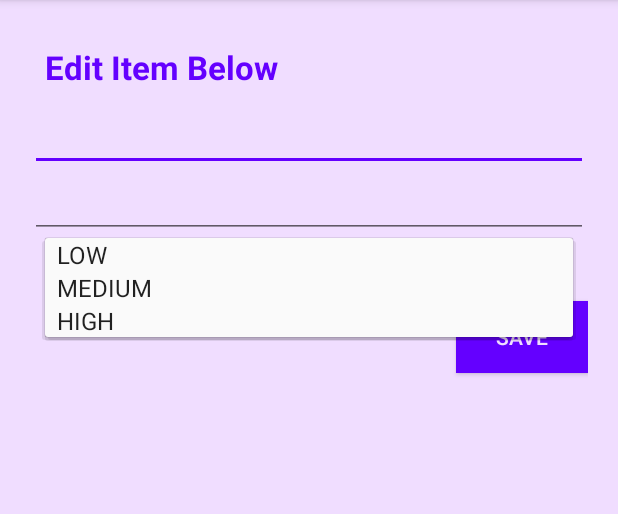
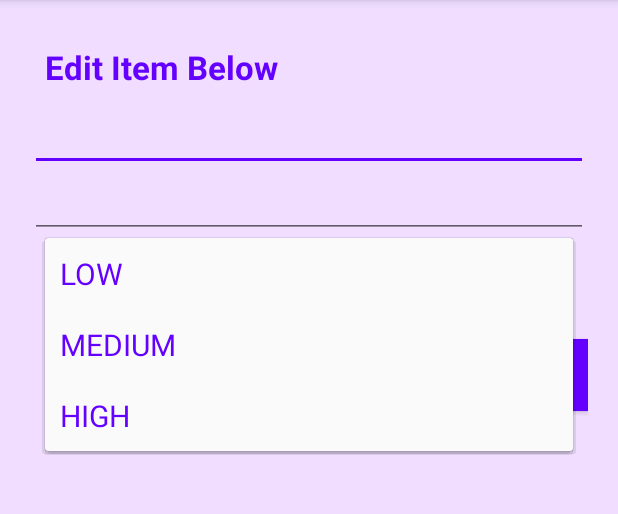
Before and after one commit to nemethjulia/ToDoApp, an Android app: the EditItemActivity screen opened directly, with no data from a screen before it, after a tap on "LOW", on a phone screen of 412 x 824 dp, the part 84-598 px from its top. Run offline under Robolectric (Android 15) with nearby library versions, the phone set to English and light mode, and no system bars.

Commit message:
Iproving the design of the Spinner

```diff
--- a/app/src/main/java/com/seya/todoapp/EditItemActivity.java
+++ b/app/src/main/java/com/seya/todoapp/EditItemActivity.java
@@ -6,7 +6,6 @@ import android.support.v4.app.FragmentManager;
 import android.support.v7.app.AppCompatActivity;
 import android.os.Bundle;
 import android.view.View;
-import android.widget.ArrayAdapter;
 import android.widget.DatePicker;
 import android.widget.EditText;
 import android.widget.Spinner;
@@ -17,6 +16,7 @@ import com.seya.todoapp.data.ToDo;
 
 import java.text.DateFormat;
 import java.text.ParseException;
+import java.util.Arrays;
 import java.util.Calendar;
 import java.util.Date;
 
@@ -93,7 +93,7 @@ public class EditItemActivity extends AppCompatActivity implements DatePickerDia
 
     private void setPriority() {
         spPriority = (Spinner) findViewById(R.id.spPriority);
-        spPriority.setAdapter(new ArrayAdapter<>(this, android.R.layout.simple_spinner_item, Priority.values()));
+        spPriority.setAdapter(new PriorityAdapter(this, Arrays.asList(Priority.values())));
         if (toDo.priority != null) {
             spPriority.setSelection(toDo.priority.getPriority());
         }
--- /dev/null
+++ b/app/src/main/java/com/seya/todoapp/PriorityAdapter.java
@@ -0,0 +1,39 @@
+package com.seya.todoapp;
+
+import android.content.Context;
+import android.view.LayoutInflater;
+import android.view.View;
+import android.view.ViewGroup;
+import android.widget.ArrayAdapter;
+import android.widget.TextView;
+
+import com.seya.todoapp.data.Priority;
+
+import java.util.List;
+
+public class PriorityAdapter extends ArrayAdapter<Priority> {
+
+    public PriorityAdapter(Context context, List<Priority> priorities) {
+        super(context, 0, priorities);
+    }
+
+    @Override
+    public View getDropDownView(int position, View convertView, ViewGroup parent) {
+        return getCustomView(position, convertView, parent);
+    }
+
+    @Override
+    public View getView(int position, View convertView, ViewGroup parent) {
+        return getCustomView(position, convertView, parent);
+    }
+
+    private View getCustomView(int position, View convertView, ViewGroup parent) {
+        Priority priority = getItem(position);
+        if (convertView == null) {
+            convertView = LayoutInflater.from(getContext()).inflate(R.layout.item_priority, parent, false);
+        }
+        TextView tvPriority = (TextView) convertView.findViewById(R.id.tvPriority);
+        tvPriority.setText(priority.getName());
+        return convertView;
+    }
+}
--- a/app/src/main/java/com/seya/todoapp/data/Priority.java
+++ b/app/src/main/java/com/seya/todoapp/data/Priority.java
@@ -33,9 +33,4 @@ public enum Priority {
                 return null;
         }
     }
-
-    @Override
-    public String toString() {
-        return getName();
-    }
 }
--- /dev/null
+++ b/app/src/main/res/layout/item_priority.xml
@@ -0,0 +1,15 @@
+<?xml version="1.0" encoding="utf-8"?>
+<LinearLayout xmlns:android="http://schemas.android.com/apk/res/android"
+    android:orientation="vertical"
+    android:layout_width="match_parent"
+    android:layout_height="match_parent">
+
+    <TextView
+        android:id="@+id/tvPriority"
+        android:padding="10dp"
+        android:textSize="20sp"
+        android:layout_width="fill_parent"
+        android:layout_height="wrap_content"
+        android:textColor="@color/colorPrimary" />
+
+</LinearLayout>
```
